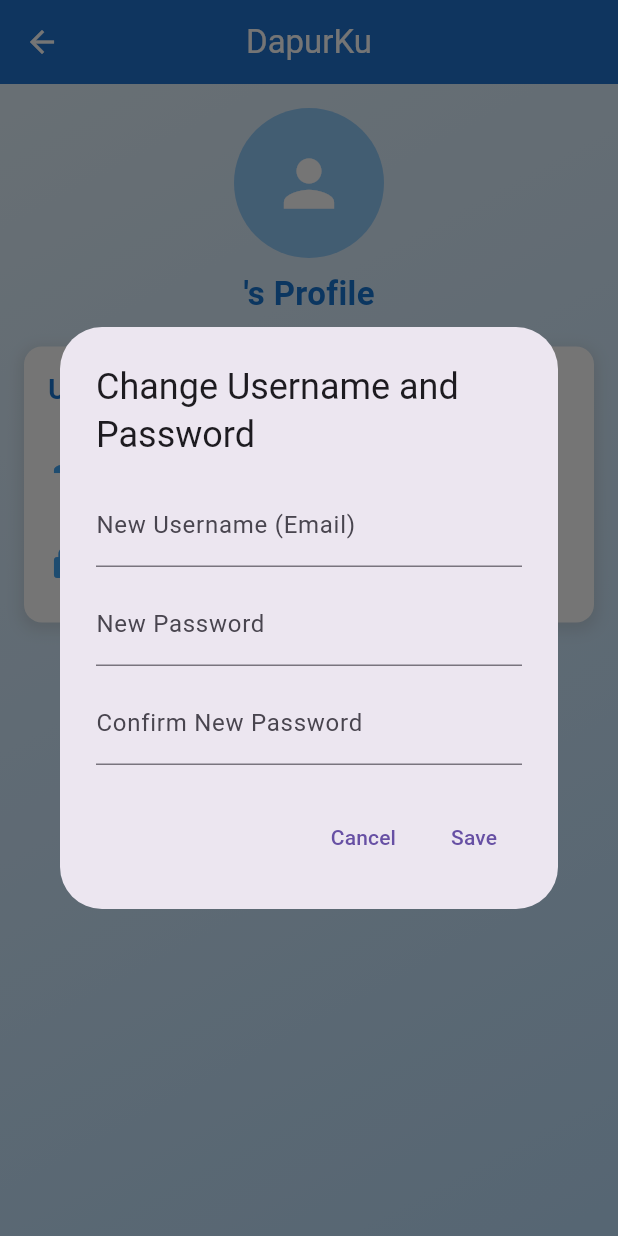
After one commit to ahuaiqom/mobdev, a Flutter app: the UserPage screen opened directly, after a tap on "Change Username and Password", on a phone screen of 412 x 824 dp. The commit adds this screen. Run offline on Flutter 3.47's test engine with Material 3 defaults, Android fonts, the phone set to English and light mode, and no system bars; our stand-ins replace firebase_auth, firebase_core, shared_preferences; accounts and stored records are empty.

Commit message:
add userpage

```diff
--- a/lib/pages/saved_recipe_page.dart
+++ b/lib/pages/saved_recipe_page.dart
@@ -1,6 +1,7 @@
 import 'package:flutter/material.dart';
 import 'home_page.dart';
 import 'history_page.dart'; // Import halaman HistoryPage
+import 'package:shared_preferences/shared_preferences.dart';
 
 class SavedRecipePage extends StatefulWidget {
   final List<Map<String, dynamic>> savedRecipes;
@@ -37,6 +38,7 @@ class _SavedRecipePageState extends State<SavedRecipePage> {
       filterRecipes(searchController.text);
     });
   }
+
 
   void filterRecipes(String query) {
     setState(() {
--- /dev/null
+++ b/lib/pages/user_page.dart
@@ -0,0 +1,290 @@
+import 'package:flutter/material.dart';
+import 'package:firebase_auth/firebase_auth.dart';
+
+class UserPage extends StatelessWidget {
+  final FirebaseAuth _auth = FirebaseAuth.instance;
+
+  void _showChangeDialog(BuildContext context) {
+    final TextEditingController usernameController = TextEditingController();
+    final TextEditingController passwordController = TextEditingController();
+    final TextEditingController confirmPasswordController = TextEditingController();
+
+    showDialog(
+      context: context,
+      builder: (context) {
+        return AlertDialog(
+          title: Text("Change Username and Password"),
+          content: SingleChildScrollView(
+            child: Column(
+              mainAxisSize: MainAxisSize.min,
+              children: [
+                TextField(
+                  controller: usernameController,
+                  decoration: InputDecoration(labelText: "New Username (Email)"),
+                ),
+                SizedBox(height: 10),
+                TextField(
+                  controller: passwordController,
+                  obscureText: true,
+                  decoration: InputDecoration(labelText: "New Password"),
+                ),
+                SizedBox(height: 10),
+                TextField(
+                  controller: confirmPasswordController,
+                  obscureText: true,
+                  decoration: InputDecoration(labelText: "Confirm New Password"),
+                ),
+              ],
+            ),
+          ),
+          actions: [
+            TextButton(
+              onPressed: () {
+                Navigator.pop(context);
+              },
+              child: Text("Cancel"),
+            ),
+            TextButton(
+              onPressed: () async {
+                String newUsername = usernameController.text.trim();
+                String newPassword = passwordController.text.trim();
+                String confirmPassword = confirmPasswordController.text.trim();
+
+                if (newPassword != confirmPassword) {
+                  ScaffoldMessenger.of(context).showSnackBar(
+                    SnackBar(
+                      content: Text("Passwords do not match."),
+                      backgroundColor: Colors.red,
+                    ),
+                  );
+                  return;
+                }
+
+                User? currentUser = _auth.currentUser;
+                if (currentUser != null) {
+                  try {
+                    // Update email (username)
+                    if (newUsername.isNotEmpty) {
+                      await currentUser.updateEmail(newUsername);
+                      ScaffoldMessenger.of(context).showSnackBar(
+                        SnackBar(
+                          content: Text("Username updated successfully."),
+                          backgroundColor: Colors.green,
+                        ),
+                      );
+                    }
+
+                    // Update password
+                    if (newPassword.isNotEmpty) {
+                      await currentUser.updatePassword(newPassword);
+                      ScaffoldMessenger.of(context).showSnackBar(
+                        SnackBar(
+                          content: Text("Password updated successfully."),
+                          backgroundColor: Colors.green,
+                        ),
+                      );
+                    }
+
+                    Navigator.pop(context);
+                  } catch (e) {
+                    ScaffoldMessenger.of(context).showSnackBar(
+                      SnackBar(
+                        content: Text("Failed to update: $e"),
+                        backgroundColor: Colors.red,
+                      ),
+                    );
+                  }
+                }
+              },
+              child: Text("Save"),
+            ),
+          ],
+        );
+      },
+    );
+  }
+
+ @override
+Widget build(BuildContext context) {
+  return Scaffold(
+    appBar: AppBar(
+      title: Text(
+        "DapurKu",
+        style: TextStyle(color: Colors.white), // Set the text color to white
+      ),
+      centerTitle: true,
+      elevation: 4,
+      backgroundColor: Colors.blue[700],
+      iconTheme: IconThemeData(
+        color: Colors.white,
+      ),
+    ),
+      body: Container(
+        decoration: BoxDecoration(
+          gradient: LinearGradient(
+            colors: [Colors.blue[50]!, Colors.blue[100]!],
+            begin: Alignment.topLeft,
+            end: Alignment.bottomRight,
+          ),
+        ),
+        child: FutureBuilder<User?>(
+          future: Future.value(_auth.currentUser),
+          builder: (context, snapshot) {
+            if (snapshot.connectionState == ConnectionState.waiting) {
+              return Center(child: CircularProgressIndicator());
+            }
+
+            if (snapshot.hasError) {
+              return Center(child: Text("Error: ${snapshot.error}"));
+            }
+
+            User? user = snapshot.data;
+
+            if (user == null) {
+              return Center(child: Text("No user is logged in."));
+            }
+
+            return Padding(
+              padding: const EdgeInsets.all(16.0),
+              child: Column(
+                crossAxisAlignment: CrossAxisAlignment.start,
+                children: [
+                  // Profile Header
+                  Center(
+                    child: Column(
+                      children: [
+                        CircleAvatar(
+                          radius: 50,
+                          backgroundColor: Colors.blue[200],
+                          child: Icon(
+                            Icons.person,
+                            size: 50,
+                            color: Colors.white,
+                          ),
+                        ),
+                        SizedBox(height: 8),
+                        Text(
+                          "${user.displayName ?? "User"}'s Profile",
+                          style: TextStyle(
+                            fontSize: 22,
+                            fontWeight: FontWeight.bold,
+                            color: Colors.blue[700],
+                          ),
+                        ),
+                      ],
+                    ),
+                  ),
+                  SizedBox(height: 20),
+                  // User Profile Section
+                  Container(
+                    decoration: BoxDecoration(
+                      color: Colors.white,
+                      borderRadius: BorderRadius.circular(12),
+                      boxShadow: [
+                        BoxShadow(
+                          color: Colors.grey.withOpacity(0.3),
+                          spreadRadius: 2,
+                          blurRadius: 8,
+                          offset: Offset(0, 3),
+                        ),
+                      ],
+                    ),
+                    padding: EdgeInsets.all(16),
+                    child: Column(
+                      crossAxisAlignment: CrossAxisAlignment.start,
+                      children: [
+                        Text(
+                          "User Profile",
+                          style: TextStyle(
+                            fontSize: 18,
+                            fontWeight: FontWeight.bold,
+                            color: Colors.blue[700],
+                          ),
+                        ),
+                        SizedBox(height: 10),
+                        Row(
+                          children: [
+                            Icon(Icons.person, color: Colors.blue[400]),
+                            SizedBox(width: 10),
+                            Column(
+                              crossAxisAlignment: CrossAxisAlignment.start,
+                              children: [
+                                Text(
+                                  "Email",
+                                  style: TextStyle(
+                                    fontSize: 14,
+                                    color: Colors.grey[700],
+                                  ),
+                                ),
+                                SizedBox(height: 5),
+                                Text(
+                                  user.email ?? "No email",
+                                  style: TextStyle(
+                                    fontSize: 16,
+                                    color: Colors.black,
+                                  ),
+                                ),
+                              ],
+                            ),
+                          ],
+                        ),
+                        SizedBox(height: 20),
+                        Row(
+                          children: [
+                            Icon(Icons.lock, color: Colors.blue[400]),
+                            SizedBox(width: 10),
+                            Column(
+                              crossAxisAlignment: CrossAxisAlignment.start,
+                              children: [
+                                Text(
+                                  "Password",
+                                  style: TextStyle(
+                                    fontSize: 14,
+                                    color: Colors.grey[700],
+                                  ),
+                                ),
+                                SizedBox(height: 5),
+                                Text(
+                                  "********",
+                                  style: TextStyle(
+                                    fontSize: 16,
+                                    color: Colors.black,
+                                  ),
+                                ),
+                              ],
+                            ),
+                          ],
+                        ),
+                      ],
+                    ),
+                  ),
+                  SizedBox(height: 20),
+                  // Change Username and Password Button
+                  Center(
+                    child: ElevatedButton(
+                      onPressed: () {
+                        _showChangeDialog(context);
+                      },
+                      style: ElevatedButton.styleFrom(
+                        backgroundColor: Colors.blue[700],
+                        padding: EdgeInsets.symmetric(horizontal: 24, vertical: 12),
+                        shape: RoundedRectangleBorder(
+                          borderRadius: BorderRadius.circular(8),
+                        ),
+                        elevation: 3,
+                      ),
+                      child: Text(
+                        "Change Username and Password",
+                        style: TextStyle(fontSize: 16, color: Colors.white),
+                      ),
+                    ),
+                  ),
+                ],
+              ),
+            );
+          },
+        ),
+      ),
+    );
+  }
+}
--- a/pubspec.yaml
+++ b/pubspec.yaml
@@ -20,6 +20,7 @@ dependencies:
   firebase_auth: ^5.3.4
   firebase_database: ^11.2.0
   provider: ^6.0.5
+  shared_preferences: ^2.3.5
 
 # Development dependencies
 dev_dependencies:
```
Also changed, not shown: lib/pages/home_page.dart (+175 -42 lines), lib/pages/payments_page.dart (+5 -3 lines), lib/main.dart (line endings or trailing spaces), pubspec.lock, 1 other file.
